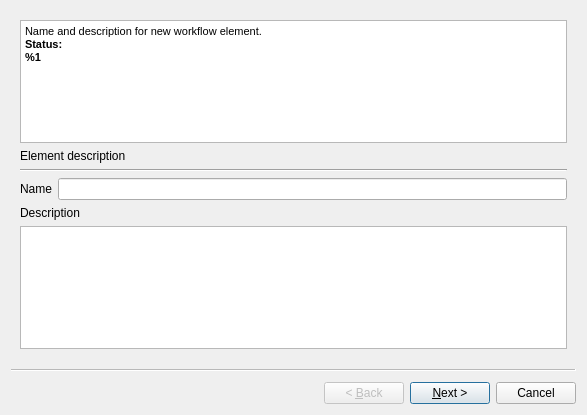
Qt form src/plugins/workflow_designer/src/ui/ExternalProcessWorkerDialog.ui (dualword/ugene-qt4) before a commit.
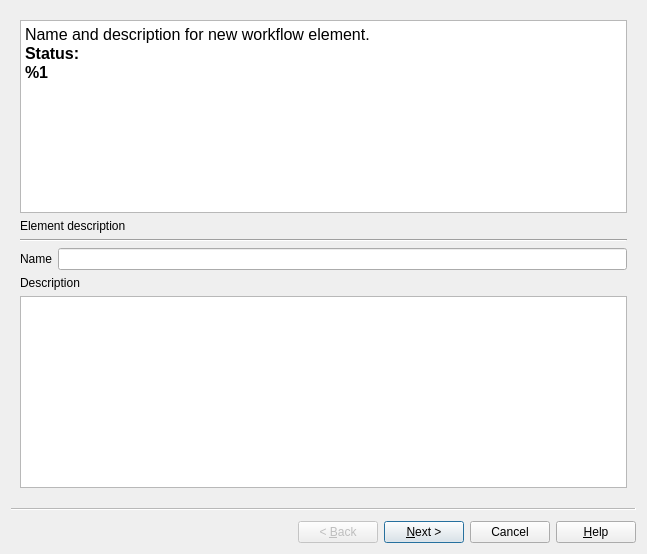
The same form after that commit.

The edit to the form file:
```diff
--- a/src/plugins/workflow_designer/src/ui/ExternalProcessWorkerDialog.ui
+++ b/src/plugins/workflow_designer/src/ui/ExternalProcessWorkerDialog.ui
@@ -6,8 +6,8 @@
    <rect>
     <x>0</x>
     <y>0</y>
-    <width>587</width>
-    <height>415</height>
+    <width>647</width>
+    <height>554</height>
    </rect>
   </property>
   <property name="windowTitle">
@@ -17,10 +17,13 @@
    <enum>QWizard::ClassicStyle</enum>
   </property>
   <property name="options">
-   <set>QWizard::HelpButtonOnRight</set>
+   <set>QWizard::HaveHelpButton|QWizard::HelpButtonOnRight</set>
   </property>
   <widget class="QWizardPage" name="wizardPage_2">
    <layout class="QVBoxLayout" name="verticalLayout_4">
+    <property name="sizeConstraint">
+     <enum>QLayout::SetMinAndMaxSize</enum>
+    </property>
     <item>
      <widget class="QTextEdit" name="descr1TextEdit">
       <property name="frameShape">
@@ -33,10 +36,10 @@
        <string>&lt;!DOCTYPE HTML PUBLIC &quot;-//W3C//DTD HTML 4.0//EN&quot; &quot;http://www.w3.org/TR/REC-html40/strict.dtd&quot;&gt;
 &lt;html&gt;&lt;head&gt;&lt;meta name=&quot;qrichtext&quot; content=&quot;1&quot; /&gt;&lt;style type=&quot;text/css&quot;&gt;
 p, li { white-space: pre-wrap; }
-&lt;/style&gt;&lt;/head&gt;&lt;body style=&quot; font-family:'MS Shell Dlg 2'; font-size:8.25pt; font-weight:400; font-style:normal;&quot;&gt;
-&lt;p style=&quot; margin-top:0px; margin-bottom:0px; margin-left:0px; margin-right:0px; -qt-block-indent:0; text-indent:0px;&quot;&gt;&lt;span style=&quot; font-size:8pt;&quot;&gt;Name and description for new workflow element.&lt;/span&gt;&lt;/p&gt;
-&lt;p style=&quot; margin-top:0px; margin-bottom:0px; margin-left:0px; margin-right:0px; -qt-block-indent:0; text-indent:0px;&quot;&gt;&lt;span style=&quot; font-size:8pt; font-weight:600;&quot;&gt;Status:&lt;/span&gt;&lt;/p&gt;
-&lt;p style=&quot; margin-top:0px; margin-bottom:0px; margin-left:0px; margin-right:0px; -qt-block-indent:0; text-indent:0px;&quot;&gt;&lt;span style=&quot; font-size:8pt; font-weight:600;&quot;&gt;%1&lt;/span&gt;&lt;/p&gt;&lt;/body&gt;&lt;/html&gt;</string>
+&lt;/style&gt;&lt;/head&gt;&lt;body style=&quot; font-family:'Lucida Grande'; font-size:13pt; font-weight:400; font-style:normal;&quot;&gt;
+&lt;p style=&quot; margin-top:0px; margin-bottom:0px; margin-left:0px; margin-right:0px; -qt-block-indent:0; text-indent:0px;&quot;&gt;&lt;span style=&quot; font-family:'MS Shell Dlg 2'; font-size:12pt;&quot;&gt;Name and description for new workflow element.&lt;/span&gt;&lt;/p&gt;
+&lt;p style=&quot; margin-top:0px; margin-bottom:0px; margin-left:0px; margin-right:0px; -qt-block-indent:0; text-indent:0px;&quot;&gt;&lt;span style=&quot; font-family:'MS Shell Dlg 2'; font-size:12pt; font-weight:600;&quot;&gt;Status:&lt;/span&gt;&lt;/p&gt;
+&lt;p style=&quot; margin-top:0px; margin-bottom:0px; margin-left:0px; margin-right:0px; -qt-block-indent:0; text-indent:0px;&quot;&gt;&lt;span style=&quot; font-family:'MS Shell Dlg 2'; font-size:12pt; font-weight:600;&quot;&gt;%1&lt;/span&gt;&lt;/p&gt;&lt;/body&gt;&lt;/html&gt;</string>
       </property>
      </widget>
     </item>
```
Left out of the diff: 33 changed lines with no effect on the pictures.
